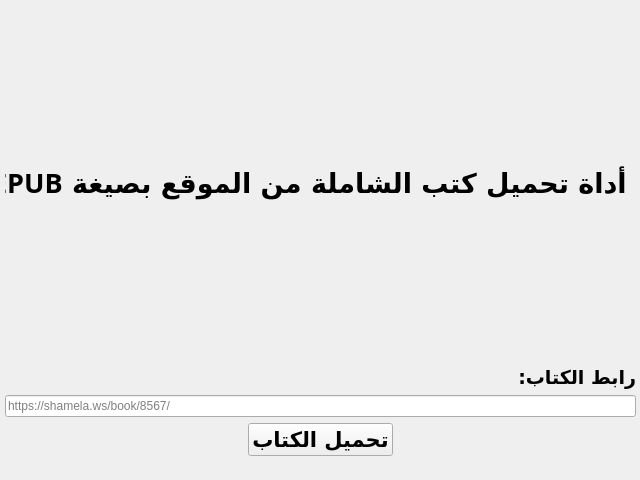
Old version of the form shamela2epub/gui/ui.ui in the repository yshalsager/shamela2epub.
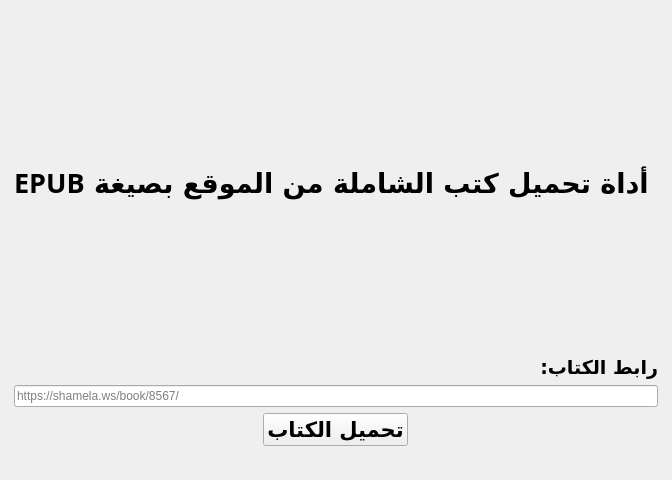
New version of the form. Icons and pictures are not drawn.

Commit message: feat(ui): dynamically re-size the gui

What changed in the file:
```diff
--- a/shamela2epub/gui/ui.ui
+++ b/shamela2epub/gui/ui.ui
@@ -18,15 +18,8 @@
     <normaloff>../assets/books-duotone-512.png</normaloff>../assets/books-duotone-512.png</iconset>
   </property>
   <widget class="QWidget" name="centralwidget">
-   <widget class="QWidget" name="verticalLayoutWidget">
-    <property name="geometry">
-     <rect>
-      <x>0</x>
-      <y>0</y>
-      <width>641</width>
-      <height>481</height>
-     </rect>
-    </property>
+   <layout class="QVBoxLayout" name="verticalLayout_2">
+    <item>
     <layout class="QVBoxLayout" name="verticalLayout" stretch="1,0,0,0,0">
      <property name="leftMargin">
       <number>5</number>
@@ -112,7 +105,8 @@
       </widget>
      </item>
     </layout>
-   </widget>
+    </item>
+   </layout>
   </widget>
  </widget>
  <resources/>
```
Lines whose indentation alone changed are shown as unchanged. The commit also changes 1 other file.
